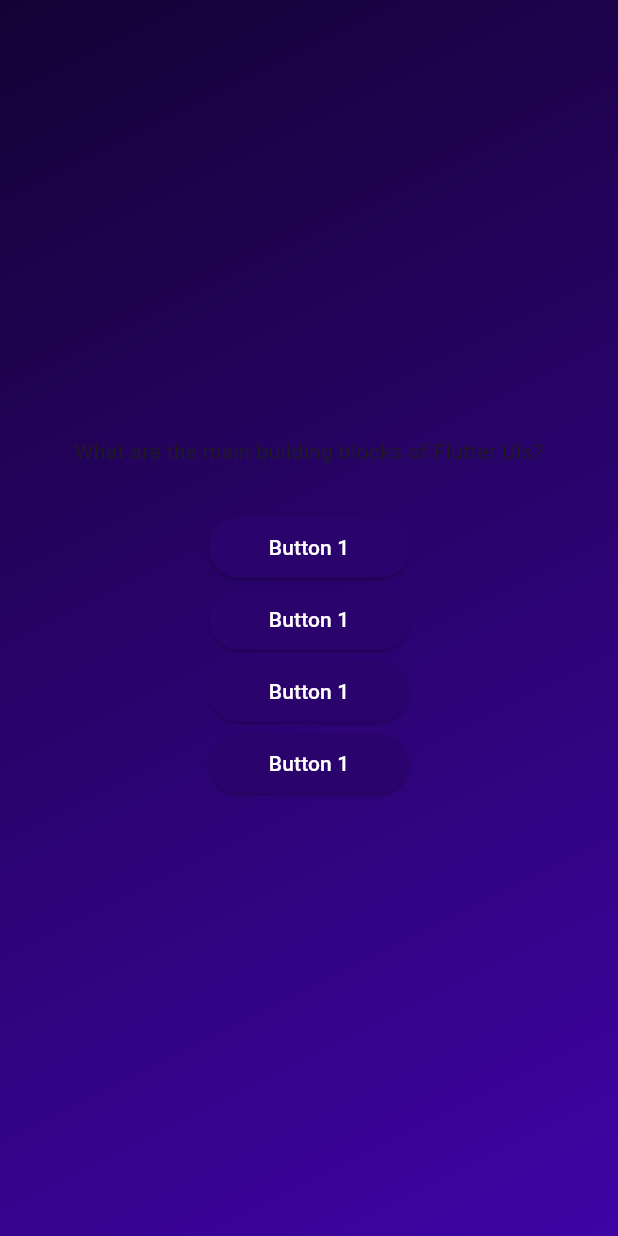
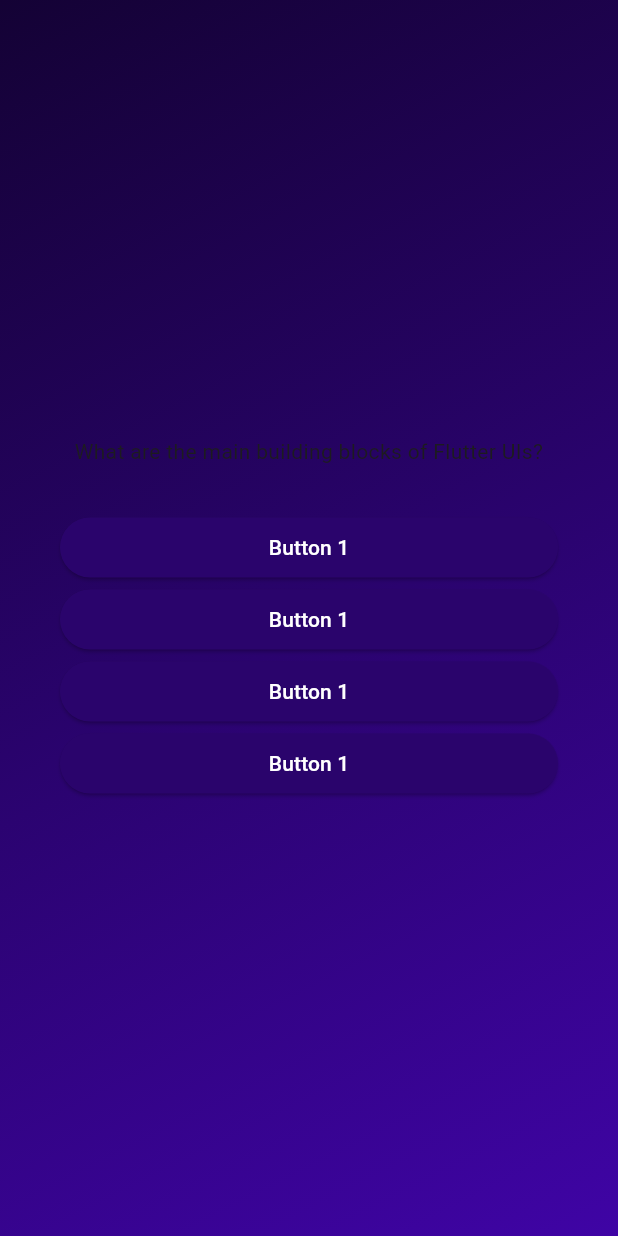
Before and after one commit to pulpetto/Quiz-App, a Flutter app: the screen it shows after launch, after a tap on "Start Quiz", on a phone screen of 412 x 824 dp. Run offline on Flutter 3.47's test engine with Material 3 defaults, Android fonts, the phone set to English and light mode, and no system bars.

Commit message:
list styling

```diff
--- a/lib/questions_screen.dart
+++ b/lib/questions_screen.dart
@@ -16,16 +16,20 @@ class _QuestionsScreenState extends State<QuestionsScreen> {
 
     return SizedBox(
       width: double.infinity,
+      child: Container(
+        margin: EdgeInsets.all(40.0),
         child: Column(
           mainAxisAlignment: MainAxisAlignment.center,
+          crossAxisAlignment: CrossAxisAlignment.stretch,
           children: [
-          Text(currentQuestion.text),
+            Text(currentQuestion.text, textAlign: TextAlign.center),
             SizedBox(height: 30),
             ...currentQuestion.answers.map((answer) {
               return AnswerButton(answerText: 'Button 1', onTap: () {});
             }),
           ],
         ),
+      ),
     );
   }
 }
```
Lines whose indentation alone changed are shown as unchanged.
